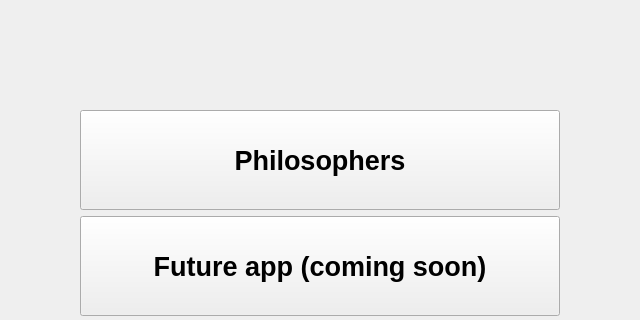
Old version of the form dialog.ui in the repository nico-bertoli/DiningPhilosophersProblemQT; both pictures show x 190 to 830 and y 264 to 584 of the 1020 by 954 pixel window.
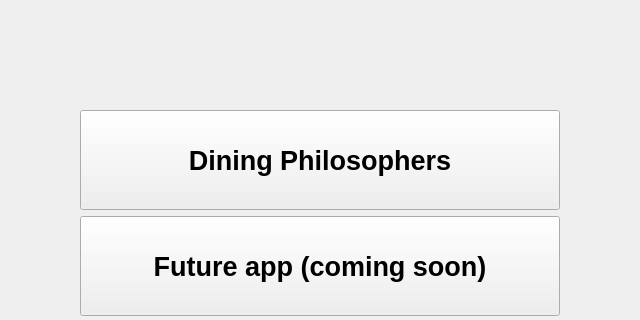
New version of the form. The open tabs and pages were chosen to show the change. Icons and pictures are not drawn. Custom widgets are drawn as their Qt base class.

Commit message: philosophers - removed busy waiting and code threadsafe

Patch:
```diff
--- a/dialog.ui
+++ b/dialog.ui
@@ -69,7 +69,7 @@
             </font>
            </property>
            <property name="text">
-            <string>Philosophers</string>
+            <string>Dining Philosophers</string>
            </property>
            <property name="icon">
             <iconset resource="Res.qrc">
```
Left out of the diff: 2 changed lines with no effect on the pictures. The commit also changes 17 other files.
